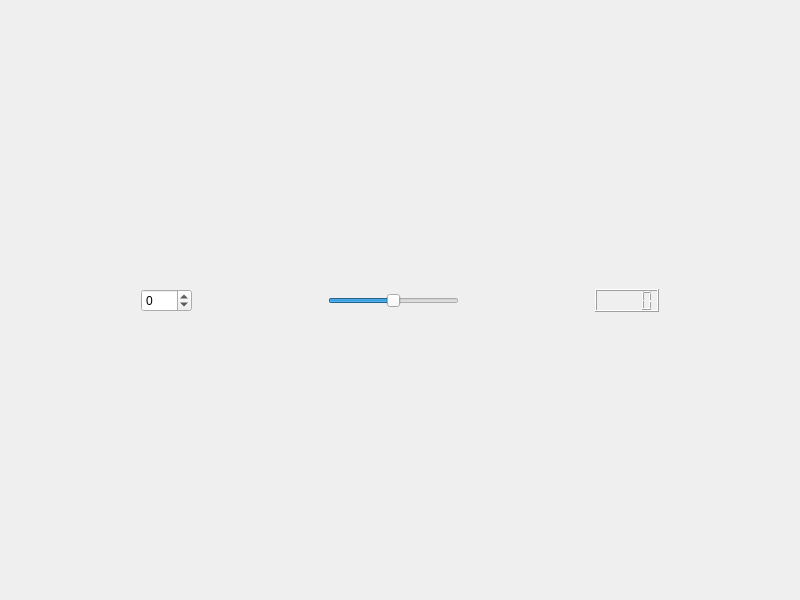
Qt form widget.ui (Hsuenwei2000/Spinbox) before a commit.
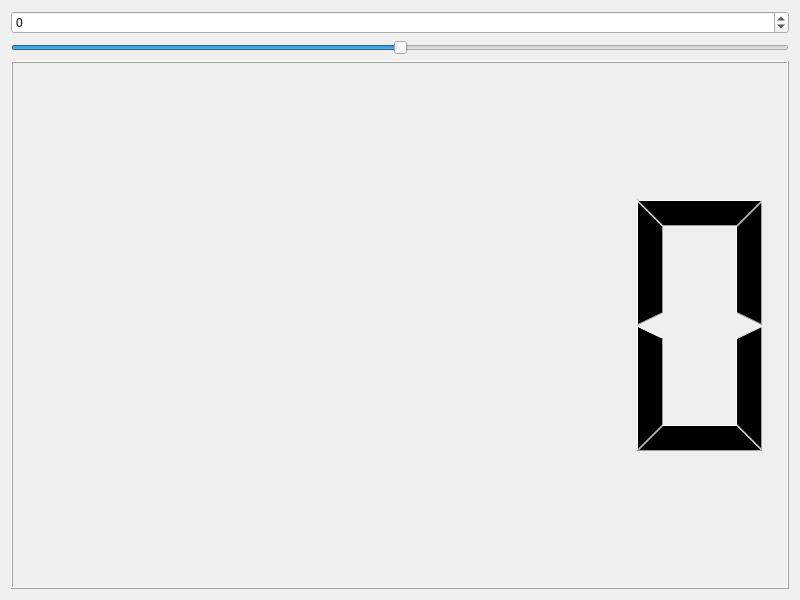
The same form after that commit.

Commit message: Project Completed!

Diff of the .ui file:
```diff
--- a/widget.ui
+++ b/widget.ui
@@ -15,33 +15,7 @@
   </property>
   <layout class="QVBoxLayout" name="verticalLayout">
    <item>
-    <spacer name="verticalSpacer">
-     <property name="orientation">
-      <enum>Qt::Orientation::Vertical</enum>
-     </property>
-     <property name="sizeHint" stdset="0">
-      <size>
-       <width>20</width>
-       <height>40</height>
-      </size>
-     </property>
-    </spacer>
-   </item>
-   <item>
-    <layout class="QHBoxLayout" name="horizontalLayout">
-     <item>
-      <spacer name="horizontalSpacer">
-       <property name="orientation">
-        <enum>Qt::Orientation::Horizontal</enum>
-       </property>
-       <property name="sizeHint" stdset="0">
-        <size>
-         <width>40</width>
-         <height>20</height>
-        </size>
-       </property>
-      </spacer>
-     </item>
+    <layout class="QVBoxLayout" name="verticalLayout_2">
      <item>
       <widget class="QSpinBox" name="spinBox">
        <property name="minimum">
@@ -52,19 +26,6 @@
        </property>
       </widget>
      </item>
-     <item>
-      <spacer name="horizontalSpacer_2">
-       <property name="orientation">
-        <enum>Qt::Orientation::Horizontal</enum>
-       </property>
-       <property name="sizeHint" stdset="0">
-        <size>
-         <width>40</width>
-         <height>20</height>
-        </size>
-       </property>
-      </spacer>
-     </item>
      <item>
       <widget class="QSlider" name="horizontalSlider">
        <property name="minimum">
@@ -78,50 +39,11 @@
        </property>
       </widget>
      </item>
-     <item>
-      <spacer name="horizontalSpacer_3">
-       <property name="orientation">
-        <enum>Qt::Orientation::Horizontal</enum>
-       </property>
-       <property name="sizeHint" stdset="0">
-        <size>
-         <width>40</width>
-         <height>20</height>
-        </size>
-       </property>
-      </spacer>
-     </item>
      <item>
       <widget class="QLCDNumber" name="lcdNumber"/>
      </item>
-     <item>
-      <spacer name="horizontalSpacer_4">
-       <property name="orientation">
-        <enum>Qt::Orientation::Horizontal</enum>
-       </property>
-       <property name="sizeHint" stdset="0">
-        <size>
-         <width>40</width>
-         <height>20</height>
-        </size>
-       </property>
-      </spacer>
-     </item>
     </layout>
    </item>
-   <item>
-    <spacer name="verticalSpacer_2">
-     <property name="orientation">
-      <enum>Qt::Orientation::Vertical</enum>
-     </property>
-     <property name="sizeHint" stdset="0">
-      <size>
-       <width>20</width>
-       <height>40</height>
-      </size>
-     </property>
-    </spacer>
-   </item>
   </layout>
  </widget>
  <resources/>
```
